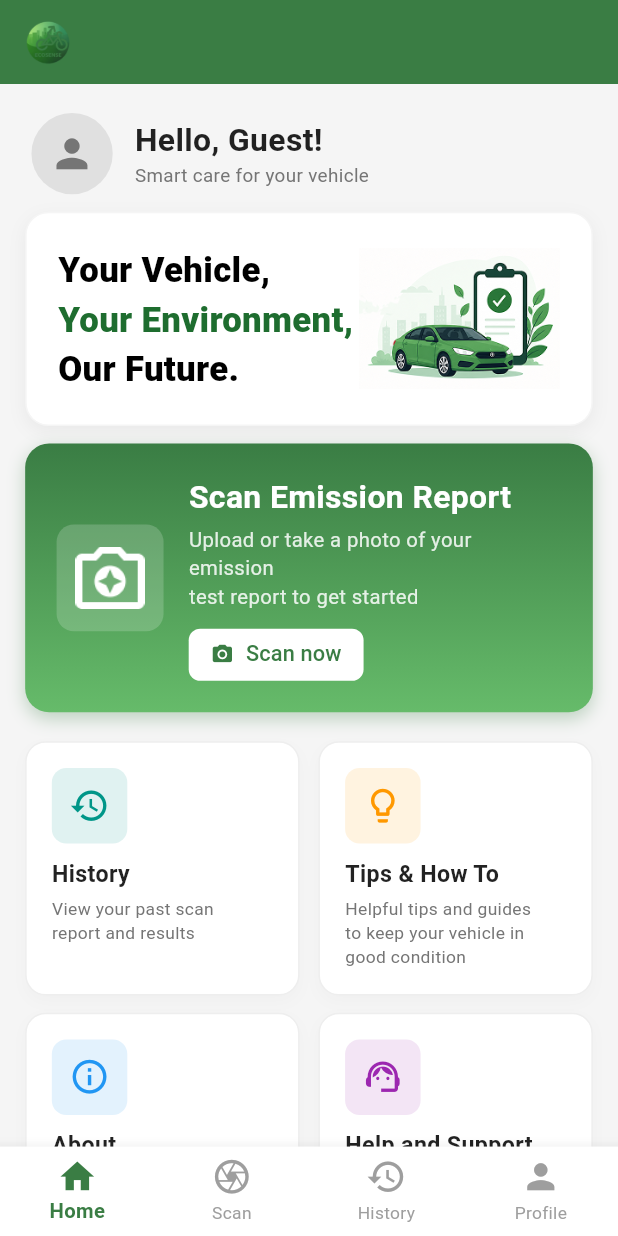
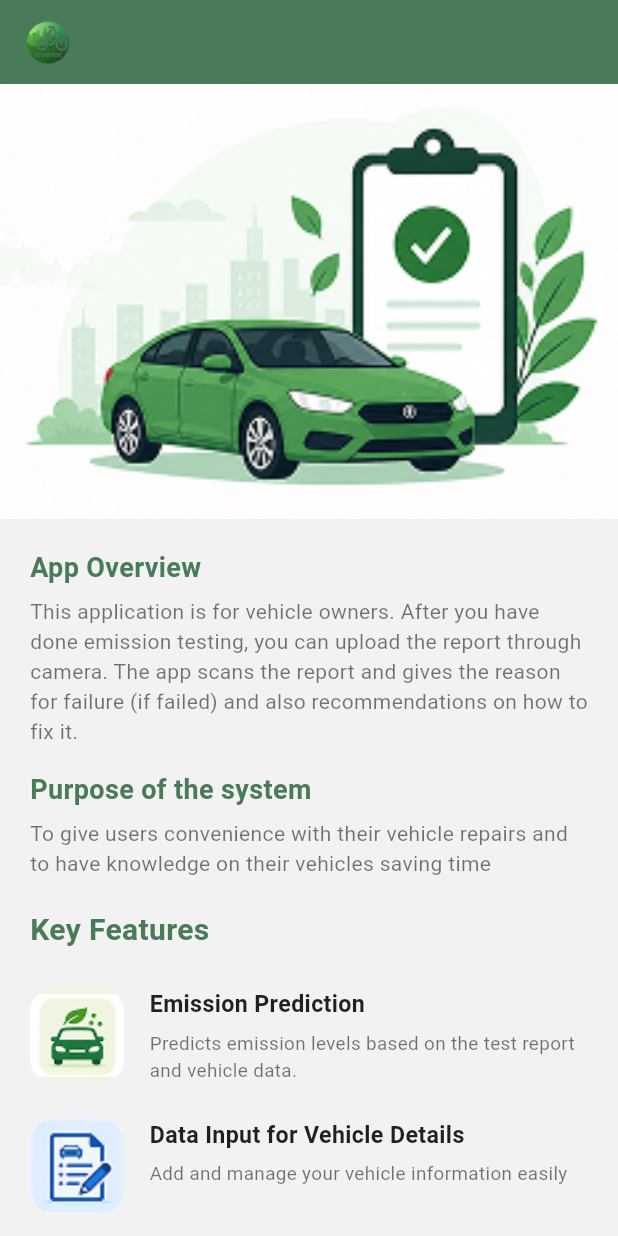
Before and after one commit to chaminipalliyaguru/EcoSense, a Flutter app: the GuestUserHomePage screen opened by its route, after a tap on "About", on a phone screen of 412 x 824 dp. Run offline on Flutter 3.47's test engine with Material 3 defaults, Android fonts, the phone set to English and light mode, and no system bars; our stand-ins replace camera, flutter_screenutil, image_picker, permission_handler.

Commit message:
feat: add benefits section with images and list item widget

```diff
--- /dev/null
+++ b/lib/data/benefits_ecosense.dart
@@ -0,0 +1,36 @@
+import 'package:flutter/material.dart';
+
+class Benefits {
+  final String title;
+  final String description;
+  final String imagePath;
+  final Color bgColor;
+
+  Benefits({
+    required this.title,
+    required this.description,
+    required this.imagePath,
+    required this.bgColor,
+  });
+}
+
+final List<Benefits> appBenefits = [
+  Benefits(
+      title: "Helps Reduce Pollution",
+      description:
+          "Encourages proper vehicle maintenance and reduces harmful emissions",
+      imagePath: "assets/images/appBenefits/reduce-pollution.png",
+      bgColor: Colors.white),
+  Benefits(
+      title: "Supports Decision Making",
+      description:
+          "Provides clear insights and recommendations for better repair decisions",
+      imagePath: "assets/images/appBenefits/decision-making.png",
+      bgColor: Colors.white),
+  Benefits(
+      title: "Saves Time",
+      description:
+          "Quick report analysis and smart recommendations saves time and effort",
+      imagePath: "assets/images/appBenefits/save-time.png",
+      bgColor: Colors.white),
+];
--- a/lib/data/key_features.dart
+++ b/lib/data/key_features.dart
@@ -20,7 +20,7 @@ final List<Feature> appFeatures = [
     description:
     "Predicts emission levels based on the test report and vehicle data.",
     imagePath: "assets/images/appDetailed/emission prediction.png",
-    bgColor: Color(0xFFF1F8EE),
+    bgColor: Color(0xFFF0F5E2),
   ),
   Feature(
     title: "Data Input for Vehicle Details",
--- /dev/null
+++ b/lib/features/about/about_screen.dart
@@ -0,0 +1,163 @@
+import 'package:flutter/cupertino.dart';
+import 'package:flutter/material.dart';
+import '../home/widgets/top_app_bar.dart';
+import '../../widgets/feature_list_item.dart';
+import '../../data/key_features.dart';
+import '../../data/system_steps_data.dart';
+import '../../widgets/system_step_item.dart';
+import '../../data/benefits_ecosense.dart';
+import '../../widgets/benefits_list_item.dart';
+
+class AboutScreen extends StatelessWidget{
+  const AboutScreen({super.key});
+
+  final Color _primaryGreen = const Color(0xFF4A7B59);
+
+  @override
+  Widget build(BuildContext context) {
+    // TODO: implement build
+    Widget sectionTitle(String text) {
+      return Text(
+        text,
+        style: TextStyle(
+          fontSize: 18,
+          fontWeight: FontWeight.bold,
+          color: _primaryGreen,
+        ),
+      );
+    }
+
+    Widget sectionText(String text) {
+      return Padding(
+        padding: const EdgeInsets.only(top: 6),
+        child: Text(
+          text,
+          style: const TextStyle(
+            fontSize: 14,
+            color: Colors.black54,
+            height: 1.4,
+          ),
+        ),
+      );
+    }
+
+    return Scaffold(
+      backgroundColor: const Color(0xFFF2F2F2),
+      appBar: TopAppBar(primaryGreen: _primaryGreen),
+      body: SafeArea(child: SingleChildScrollView(
+        child: Column(
+          crossAxisAlignment: CrossAxisAlignment.start,
+          children: [
+            //Image Banner
+            // Image Banner (FULL WIDTH)
+            SizedBox(
+              width: double.infinity,
+              child: Image.asset(
+                "assets/images/home/home-your-vehical.png",
+                fit: BoxFit.cover, // better than fill
+              ),
+            ),
+
+            const SizedBox(height: 20),
+
+            Padding(
+                padding: const EdgeInsets.symmetric(horizontal: 20),
+                child: Column(
+                  crossAxisAlignment: CrossAxisAlignment.start,
+                  children: [
+                    // 🔻 App Overview
+                    sectionTitle("App Overview"),
+                    sectionText(
+                        "This application is for vehicle owners. After you have done emission testing, you can upload the report through camera. The app scans the report and gives the reason for failure (if failed) and also recommendations on how to fix it."),
+
+                    const SizedBox(height: 16),
+
+                    // 🔻 Purpose
+                    sectionTitle("Purpose of the system"),
+                    sectionText(
+                        "To give users convenience with their vehicle repairs and to have knowledge on their vehicles saving time"),
+
+                    const SizedBox(height: 20),
+
+                    Text(
+                      "Key Features",
+                      style: TextStyle(
+                        fontSize: 20,
+                        fontWeight: FontWeight.bold,
+                        color: _primaryGreen,
+                      ),
+                    ),
+                    const SizedBox(height: 24),
+
+                    Column(
+                      children: appFeatures.map((feature) {
+                        return FeatureListItem(
+                          title: feature.title,
+                          description: feature.description,
+                          imagePath: feature.imagePath,
+                          bgColor: feature.bgColor,
+                        );
+                      }).toList(),
+                    ),
+
+                    const SizedBox(height: 40),
+
+                    // How the System Works Section
+                    Text(
+                      "How the System Works",
+                      style: TextStyle(
+                        fontSize: 20,
+                        fontWeight: FontWeight.bold,
+                        color: _primaryGreen,
+                      ),
+                    ),
+                    const SizedBox(height: 30),
+
+                    // Step 1
+                    Column(
+                      children: List.generate(systemSteps.length, (index) {
+                        final step = systemSteps[index];
+
+                        return SystemStepItem(
+                          stepNumber: step.stepNumber,
+                          title: step.title,
+                          description: step.description,
+                          primaryGreen: _primaryGreen,
+                          isLast: index == systemSteps.length - 1,
+                        );
+                      }),
+                    ),
+
+                    const SizedBox(height: 30),
+
+                    //Benefits
+                    Text(
+                      "Benefits of EcoSense",
+                      style: TextStyle(
+                        fontSize: 20,
+                        fontWeight: FontWeight.bold,
+                        color: _primaryGreen,
+                      ),
+                    ),
+
+                    const SizedBox(height: 30),
+
+                    Column(
+                      children: appBenefits.map((benefit){
+                        return BenefitsListItem(
+                          title: benefit.title,
+                          description: benefit.description,
+                          imagePath: benefit.imagePath,
+                          bgColor: benefit.bgColor,
+                        );
+                      }).toList(),
+                    )
+                  ],
+                ),
+            )
+          ],
+        ),
+      )),
+    );
+  }
+}
--- a/lib/features/home/widgets/feature_grid.dart
+++ b/lib/features/home/widgets/feature_grid.dart
@@ -1,5 +1,6 @@
 import 'package:flutter/material.dart';
 import 'package:flutter_screenutil/flutter_screenutil.dart';
+import '../../about/about_screen.dart';
 
 class FeatureGrid extends StatelessWidget {
   const FeatureGrid({super.key});
@@ -56,7 +57,12 @@ class FeatureGrid extends StatelessWidget {
                     title: 'About',
                     subtitle: 'Learn more about\nthe app and our\nmission',
                     onTap: () {
-                      // TODO: Navigate to About
+                      Navigator.push(
+                        context,
+                        MaterialPageRoute(
+                          builder: (context) => const AboutScreen(),
+                        ),
+                      );
                     },
                   ),
                 ),
--- /dev/null
+++ b/lib/widgets/benefits_list_item.dart
@@ -0,0 +1,71 @@
+import 'package:flutter/material.dart';
+import 'package:flutter_screenutil/flutter_screenutil.dart';
+
+class BenefitsListItem extends StatelessWidget {
+  final String title;
+  final String description;
+  final String imagePath;
+  final Color bgColor;
+
+  const BenefitsListItem({
+    super.key,
+    required this.title,
+    required this.description,
+    required this.imagePath,
+    required this.bgColor,
+  });
+
+  @override
+  Widget build(BuildContext context) {
+    return Padding(
+      padding: EdgeInsets.only(bottom: 24.0.h),
+      child: Row(
+        crossAxisAlignment: CrossAxisAlignment.start,
+        children: [
+          // Icon Box
+          Container(
+            width: 60.w,
+            height: 60.w,
+            decoration: BoxDecoration(
+              color: bgColor,
+              borderRadius: BorderRadius.circular(16.r),
+            ),
+            child: ClipRRect(
+              borderRadius: BorderRadius.circular(16.r),
+              child: Image.asset(
+                imagePath,
+                fit: BoxFit.contain,
+              ),
+            ),
+          ),
+          SizedBox(width: 16.w),
+          // Text Content
+          Expanded(
+            child: Column(
+              crossAxisAlignment: CrossAxisAlignment.start,
+              children: [
+                Text(
+                  title,
+                  style: TextStyle(
+                    fontSize: 16.sp,
+                    fontWeight: FontWeight.bold,
+                    color: Colors.black87,
+                  ),
+                ),
+                SizedBox(height: 6.h),
+                Text(
+                  description,
+                  style: TextStyle(
+                    fontSize: 13.sp,
+                    color: Colors.black54,
+                    height: 1.4,
+                  ),
+                ),
+              ],
+            ),
+          ),
+        ],
+      ),
+    );
+  }
+}
--- a/pubspec.yaml
+++ b/pubspec.yaml
@@ -74,6 +74,7 @@ flutter:
     - assets/images/
     - assets/logo.png
     - assets/images/appDetailed/
+    - assets/images/appBenefits/
     - assets/images/home/
     - assets/images/home/home-your-vehical.png
 
```
Also changed, not shown: assets/images/appBenefits/decision-making.png (added), assets/images/appBenefits/reduce-pollution.png (added), assets/images/appBenefits/save-time.png (added).
